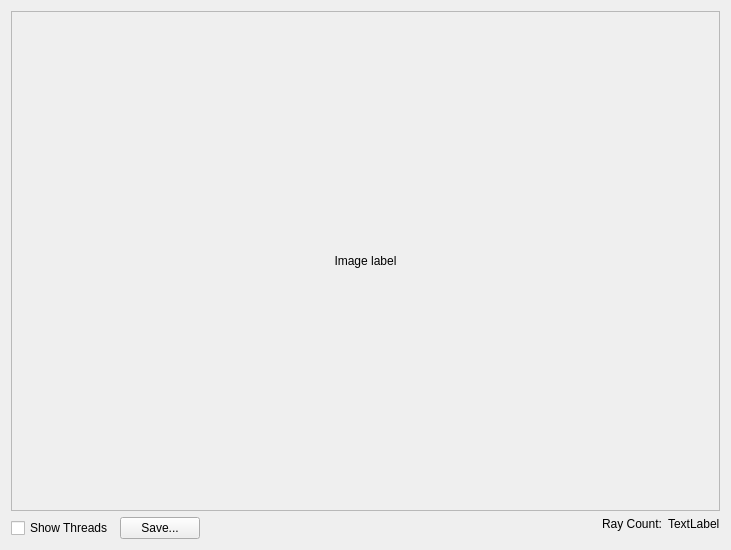
Above: src/ui/painter_window.ui from cppd/math before the change. Below: the same form after it.
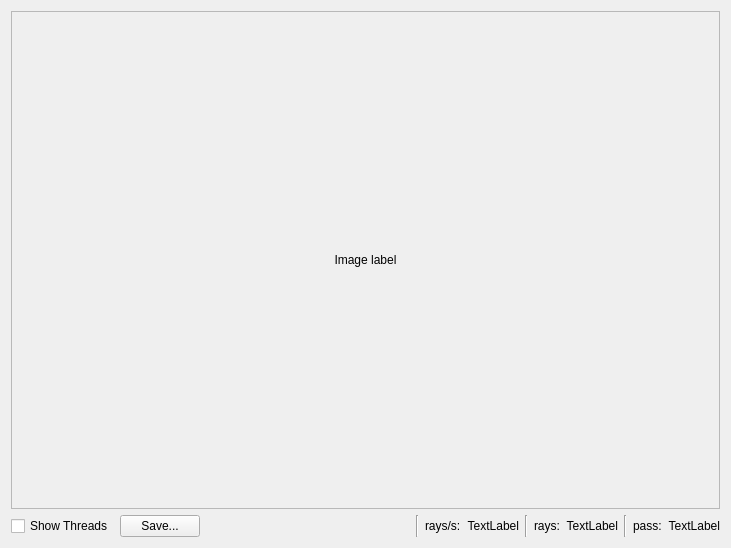
That is the form after the change.

```diff
--- a/src/ui/painter_window.ui
+++ b/src/ui/painter_window.ui
@@ -7,7 +7,7 @@
     <x>0</x>
     <y>0</y>
     <width>731</width>
-    <height>550</height>
+    <height>548</height>
    </rect>
   </property>
   <property name="windowTitle">
@@ -25,7 +25,7 @@
         <x>0</x>
         <y>0</y>
         <width>711</width>
-        <height>499</height>
+        <height>497</height>
        </rect>
       </property>
       <layout class="QVBoxLayout" name="verticalLayout_2">
@@ -73,18 +73,76 @@
       </spacer>
      </item>
      <item>
-      <layout class="QFormLayout" name="formLayout">
-       <item row="0" column="0">
+      <layout class="QGridLayout" name="gridLayout">
+       <item row="0" column="4">
         <widget class="QLabel" name="label_2">
          <property name="text">
-          <string>Ray Count:</string>
+          <string>rays:</string>
          </property>
         </widget>
        </item>
-       <item row="0" column="1">
+       <item row="0" column="7">
+        <widget class="QLabel" name="label_1">
+         <property name="text">
+          <string>pass:</string>
+         </property>
+        </widget>
+       </item>
+       <item row="0" column="8">
+        <widget class="QLabel" name="label_pass_count">
+         <property name="text">
+          <string>TextLabel</string>
+         </property>
+         <property name="alignment">
+          <set>Qt::AlignRight|Qt::AlignTrailing|Qt::AlignVCenter</set>
+         </property>
+        </widget>
+       </item>
+       <item row="0" column="6">
+        <widget class="Line" name="line">
+         <property name="orientation">
+          <enum>Qt::Vertical</enum>
+         </property>
+        </widget>
+       </item>
+       <item row="0" column="5">
         <widget class="QLabel" name="label_ray_count">
          <property name="text">
           <string>TextLabel</string>
+         </property>
+         <property name="alignment">
+          <set>Qt::AlignRight|Qt::AlignTrailing|Qt::AlignVCenter</set>
+         </property>
+        </widget>
+       </item>
+       <item row="0" column="0">
+        <widget class="Line" name="line_2">
+         <property name="orientation">
+          <enum>Qt::Vertical</enum>
+         </property>
+        </widget>
+       </item>
+       <item row="0" column="2">
+        <widget class="QLabel" name="label_rps">
+         <property name="text">
+          <string>TextLabel</string>
+         </property>
+         <property name="alignment">
+          <set>Qt::AlignRight|Qt::AlignTrailing|Qt::AlignVCenter</set>
+         </property>
+        </widget>
+       </item>
+       <item row="0" column="1">
+        <widget class="QLabel" name="label">
+         <property name="text">
+          <string>rays/s:</string>
+         </property>
+        </widget>
+       </item>
+       <item row="0" column="3">
+        <widget class="Line" name="line_3">
+         <property name="orientation">
+          <enum>Qt::Vertical</enum>
          </property>
         </widget>
        </item>
```
Left out of the diff: 2 changed lines with no effect on the pictures.
